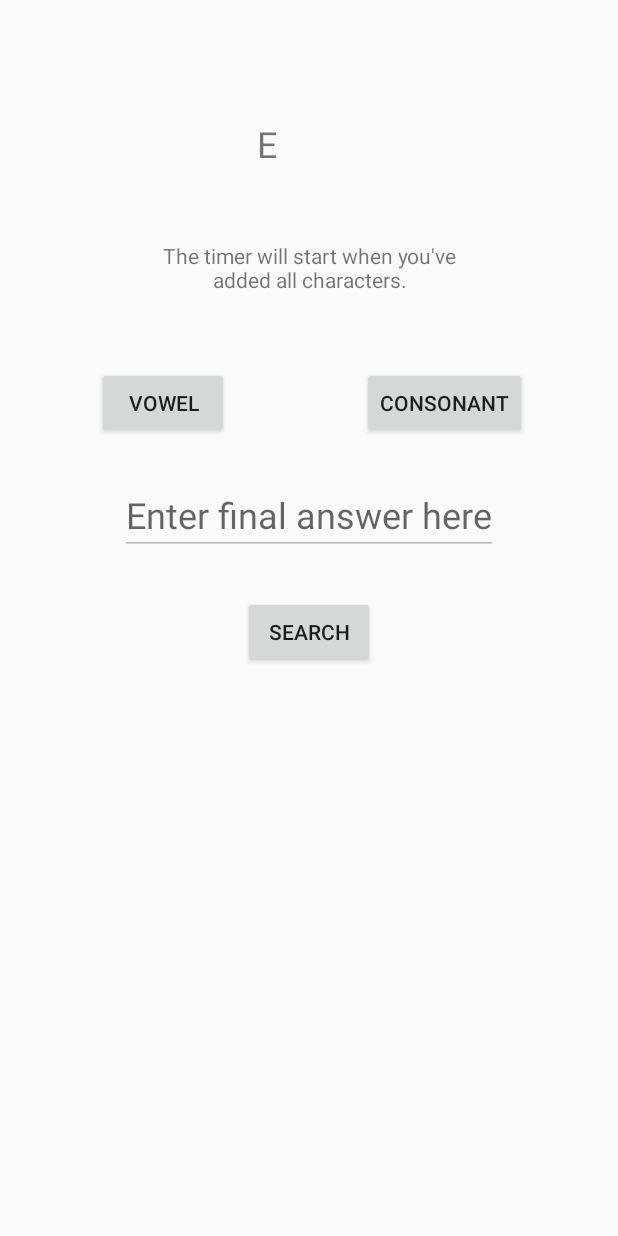
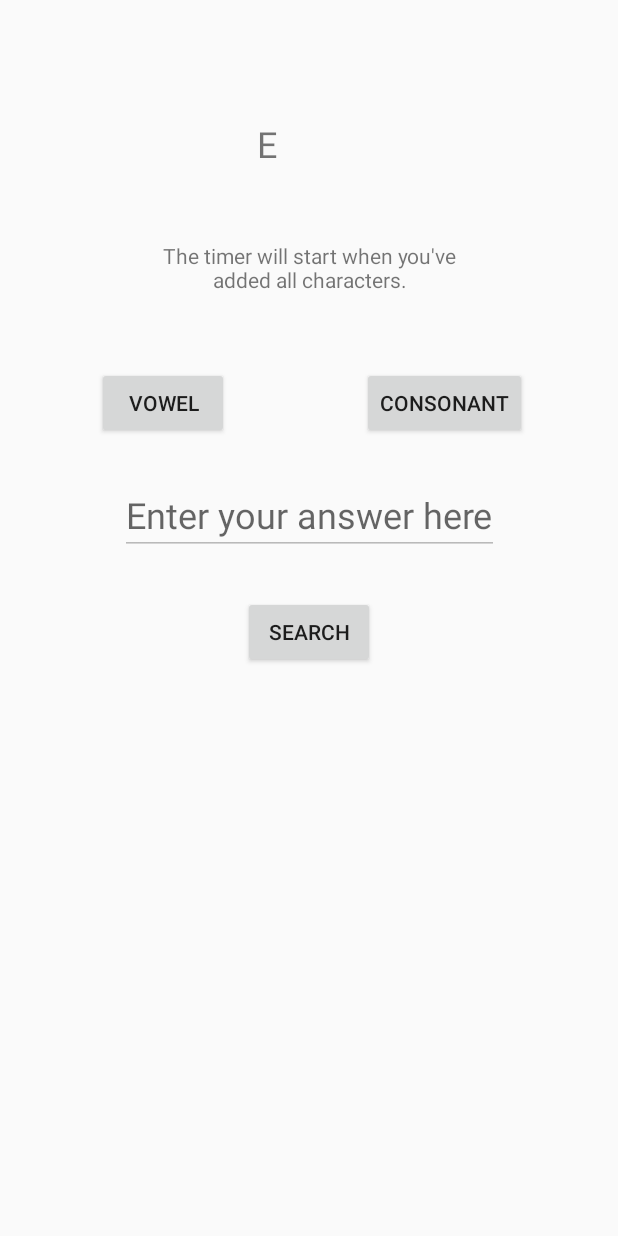
Before and after one commit to David-Denny/Countdown, an Android app: the screen it shows after launch (MainActivity), after a tap on "VOWEL", on a phone screen of 412 x 824 dp. Run offline under Robolectric (Android 15) with nearby library versions, the phone set to English and light mode, and no system bars.

Commit message:
Minor changes to layout of text, etc.

```diff
--- a/app/src/main/java/dave/countdown/MainActivity.java
+++ b/app/src/main/java/dave/countdown/MainActivity.java
@@ -109,6 +109,7 @@ public class MainActivity extends AppCompatActivity {
         View view = this.getCurrentFocus();
         if (view != null) {
             InputMethodManager imm = (InputMethodManager)getSystemService(Context.INPUT_METHOD_SERVICE);
+            assert imm != null;
             imm.hideSoftInputFromWindow(view.getWindowToken(), 0);
         }
     }
@@ -186,12 +187,13 @@ public class MainActivity extends AppCompatActivity {
             }
 
             resultString = generatedString;
-        } else if (charCount > 9) {
+        }
+
+        if (charCount > 9) {
             Toast.makeText(this, "You've picked all your characters!",
                     Toast.LENGTH_SHORT).show();
 
         }
-
         if (charCount == 9) {
             userInput.setEnabled(true);
             // start timer only if it has not already started
@@ -209,12 +211,13 @@ public class MainActivity extends AppCompatActivity {
 
         new CountDownTimer(30000, 1000) {
 
+            @SuppressLint("SetTextI18n")
             public void onTick(long millisUntilFinished) {
 
                 timerTextView.setText("Seconds remaining: " + millisUntilFinished / 1000);
 
             }
-
+            @SuppressLint("SetTextI18n")
             public void onFinish() {
                 timerTextView.setText("You're out of time!");
 
--- a/app/src/main/res/layout/activity_main.xml
+++ b/app/src/main/res/layout/activity_main.xml
@@ -140,7 +140,7 @@
         android:id="@+id/vowelButton"
         android:layout_width="wrap_content"
         android:layout_height="wrap_content"
-        android:text="Vowel"
+        android:text="@string/vowel"
         android:onClick="getVowel"
         app:layout_constraintVertical_bias="0.2"
         app:layout_constraintBottom_toBottomOf="parent"
@@ -153,7 +153,7 @@
         android:id="@+id/consonantButton"
         android:layout_width="wrap_content"
         android:layout_height="wrap_content"
-        android:text="Consonant"
+        android:text="@string/consonant"
         android:onClick="getConsonant"
         app:layout_constraintVertical_bias="0.2"
         app:layout_constraintBottom_toBottomOf="parent"
@@ -178,7 +178,7 @@
         android:layout_width="wrap_content"
         android:layout_height="wrap_content"
         android:textSize="24sp"
-        android:hint="Enter final answer here"
+        android:hint="@string/enter_your_answer_here"
         android:inputType="text"
         app:layout_constraintVertical_bias="0.05"
         android:imeOptions="actionSearch"
@@ -194,7 +194,7 @@
         android:layout_marginBottom="8dp"
         android:layout_marginTop="8dp"
         android:onClick="startAnswerCheck"
-        android:text="Search"
+        android:text="@string/search"
         app:layout_constraintBottom_toBottomOf="parent"
         app:layout_constraintEnd_toEndOf="parent"
         app:layout_constraintStart_toStartOf="parent"
@@ -222,7 +222,7 @@
         android:layout_height="wrap_content"
         android:layout_marginBottom="8dp"
         android:onClick="restart"
-        android:text="Restart"
+        android:text="@string/restart"
         app:layout_constraintBottom_toBottomOf="parent"
         app:layout_constraintEnd_toEndOf="parent"
         app:layout_constraintStart_toStartOf="parent" />
--- a/app/src/main/res/values/strings.xml
+++ b/app/src/main/res/values/strings.xml
@@ -1,4 +1,9 @@
 <resources>
     <string name="app_name">CountDown</string>
     <string name="the_timer_will_start_when_you_finish_adding_your_characters">The timer will start when you\'ve\nadded all characters.</string>
+    <string name="enter_your_answer_here">Enter your answer here</string>
+    <string name="vowel">Vowel</string>
+    <string name="consonant">Consonant</string>
+    <string name="search">Search</string>
+    <string name="restart">Restart</string>
 </resources>
```
